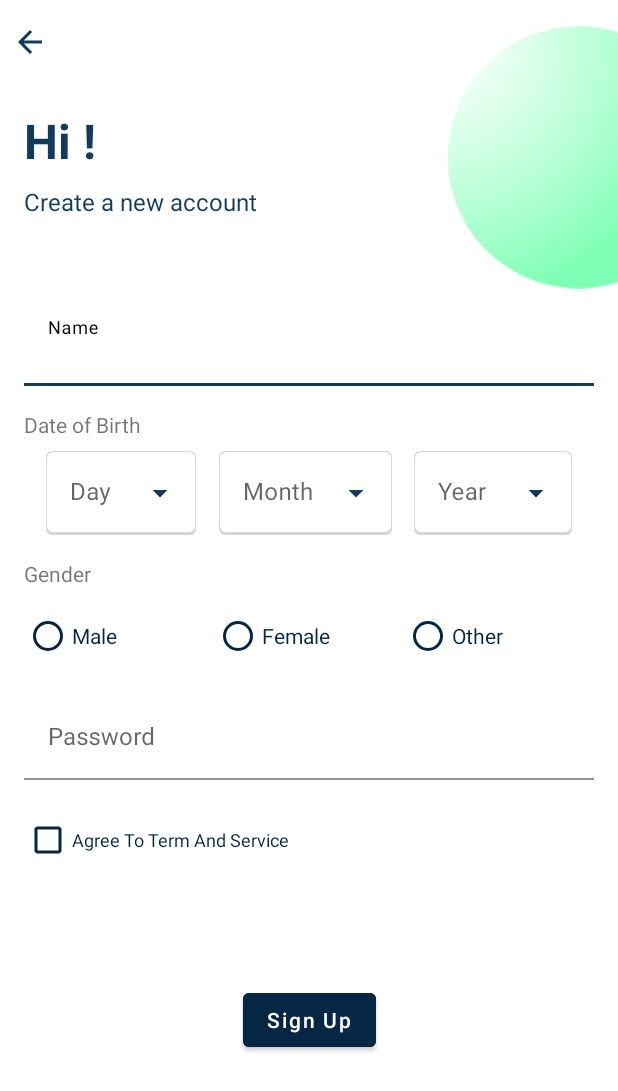
After one commit to Ponnya/PADC_WeChat, an Android app: the SignUpActivity screen opened directly, with no data from a screen before it, on a phone screen of 412 x 824 dp. The commit adds this screen. Shown: the top 1091 px of the screen. Run offline under Robolectric (Android 15) with nearby library versions, the phone set to English and light mode, and no system bars.

Commit message:
-add SignUpScreen
Signed-off-by: Ponnya <mr.ponnya@gmail.com>

```diff
--- a/app/build.gradle
+++ b/app/build.gradle
@@ -44,4 +44,6 @@ dependencies {
     testImplementation 'junit:junit:4.13.2'
     androidTestImplementation 'androidx.test.ext:junit:1.1.4'
     androidTestImplementation 'androidx.test.espresso:espresso-core:3.5.0'
+
+
 }
--- a/app/src/main/java/com/padc/ponnya/wechat/activities/BasicAbstractActivity.kt
+++ b/app/src/main/java/com/padc/ponnya/wechat/activities/BaseAbstractActivity.kt
@@ -6,7 +6,7 @@ import androidx.lifecycle.ViewModelProvider
 import com.padc.ponnya.wechat.mvp.presenters.AbstractBasePresenter
 import com.padc.ponnya.wechat.mvp.views.BaseView
 
-abstract class BasicAbstractActivity : AppCompatActivity() {
+abstract class BaseAbstractActivity : AppCompatActivity() {
     inline fun <reified T : AbstractBasePresenter<V>, reified V : BaseView> getPresenter(): T {
         val presenter = ViewModelProvider(this)[T::class.java]
         if (this is V) presenter.initView(this)
--- a/app/src/main/java/com/padc/ponnya/wechat/activities/LoginActivity.kt
+++ b/app/src/main/java/com/padc/ponnya/wechat/activities/LoginActivity.kt
@@ -5,7 +5,7 @@ import android.content.Intent
 import android.os.Bundle
 import com.padc.ponnya.wechat.databinding.ActivityLoginBinding
 
-class LoginActivity : BasicAbstractActivity() {
+class LoginActivity : BaseAbstractActivity() {
     private lateinit var binding: ActivityLoginBinding
 
     companion object {
--- /dev/null
+++ b/app/src/main/java/com/padc/ponnya/wechat/activities/SignUpActivity.kt
@@ -0,0 +1,86 @@
+package com.padc.ponnya.wechat.activities
+
+import android.content.Context
+import android.content.Intent
+import android.os.Bundle
+import android.widget.AdapterView
+import android.widget.ArrayAdapter
+import com.padc.ponnya.wechat.databinding.ActivitySignUpBinding
+import com.padc.ponnya.wechat.utils.MONTHS
+import java.util.*
+
+class SignUpActivity : BaseAbstractActivity() {
+    private lateinit var binding: ActivitySignUpBinding
+    private var selectedYear: Int = 1900
+    private var selectedMonth: Int = 0
+
+    companion object {
+        fun newIntent(context: Context) = Intent(context, SignUpActivity::class.java)
+    }
+
+    override fun onCreate(savedInstanceState: Bundle?) {
+        super.onCreate(savedInstanceState)
+        binding = ActivitySignUpBinding.inflate(layoutInflater)
+        setContentView(binding.root)
+
+        setUpDropDown()
+    }
+
+    private fun setUpDropDown() {
+        /*val adapter = ArrayAdapter(
+            this, android.R.layout.simple_spinner_dropdown_item, arrayListOf("All Types", "Assignments", "Exam", "Lab")
+        )
+        binding.autoCompleteTextViewDay.setAdapter(adapter)
+
+        binding.autoCompleteTextViewDay.onItemClickListener =
+            AdapterView.OnItemClickListener { parent, view, position, id->
+                // do something with the available information
+            }*/
+        setUpDay()
+        setUpMonth()
+        setUpYear()
+
+    }
+
+    private fun setUpYear() {
+        val thisYear = Calendar.getInstance().get(Calendar.YEAR)
+        val yearList = (1900..thisYear).toList()
+        val yearAdapter = ArrayAdapter(
+            this, android.R.layout.simple_spinner_dropdown_item, yearList
+        )
+        binding.autoCompleteTextViewYear.setAdapter(yearAdapter)
+        binding.autoCompleteTextViewYear.onItemClickListener =
+            AdapterView.OnItemClickListener { parent, view, position, id ->
+                selectedYear = binding.autoCompleteTextViewYear.text.toString().toInt()
+                binding.autoCompleteTextViewMonth.text = null
+                setUpDay()
+            }
+    }
+
+    private fun setUpMonth() {
+        val monthAdapter = ArrayAdapter(
+            this, android.R.layout.simple_spinner_dropdown_item, MONTHS
+        )
+        binding.autoCompleteTextViewMonth.setAdapter(monthAdapter)
+        binding.autoCompleteTextViewMonth.onItemClickListener =
+            AdapterView.OnItemClickListener { parent, view, position, id ->
+                selectedMonth = MONTHS.indexOf(binding.autoCompleteTextViewMonth.text.toString())
+                setUpDay()
+            }
+    }
+
+    private fun setUpDay() {
+        val lengthOfMonth: Int
+        with(Calendar.getInstance()) {
+            set(Calendar.YEAR, selectedYear)
+            set(Calendar.MONTH, selectedMonth)
+            lengthOfMonth = getActualMaximum(Calendar.DATE)
+        }
+        val dayList = (1..lengthOfMonth).toList()
+        val dayAdapter = ArrayAdapter(
+            this, android.R.layout.simple_spinner_dropdown_item, dayList
+        )
+        binding.autoCompleteTextViewDay.setAdapter(dayAdapter)
+        binding.autoCompleteTextViewDay.text = null
+    }
+}
--- a/app/src/main/java/com/padc/ponnya/wechat/activities/VerifyActivity.kt
+++ b/app/src/main/java/com/padc/ponnya/wechat/activities/VerifyActivity.kt
@@ -3,13 +3,16 @@ package com.padc.ponnya.wechat.activities
 import android.content.Context
 import android.content.Intent
 import android.os.Bundle
-import androidx.appcompat.app.AppCompatActivity
 import com.padc.ponnya.wechat.databinding.ActivityVerifyBinding
+import com.padc.ponnya.wechat.mvp.presenters.VerifyPresenter
+import com.padc.ponnya.wechat.mvp.presenters.impl.VerifyPresenterImpl
+import com.padc.ponnya.wechat.mvp.views.VerifyView
 import com.padc.ponnya.wechat.utils.GenericKeyEvent
 import com.padc.ponnya.wechat.utils.GenericTextWatcher
 
-class VerifyActivity : AppCompatActivity() {
+class VerifyActivity : BaseAbstractActivity(), VerifyView {
     private lateinit var binding: ActivityVerifyBinding
+    private lateinit var mPresenter: VerifyPresenter
 
     companion object {
         fun newIntent(context: Context) = Intent(context, VerifyActivity::class.java)
@@ -19,8 +22,11 @@ class VerifyActivity : AppCompatActivity() {
         super.onCreate(savedInstanceState)
         binding = ActivityVerifyBinding.inflate(layoutInflater)
         setContentView(binding.root)
+        mPresenter = getPresenter<VerifyPresenterImpl, VerifyView>()
 
         setUpOTP()
+        setUpListener()
+        mPresenter.onUiReady(this)
     }
 
     private fun setUpOTP() {
@@ -38,4 +44,14 @@ class VerifyActivity : AppCompatActivity() {
         binding.edtOTP3.setOnKeyListener(GenericKeyEvent(binding.edtOTP3, binding.edtOTP2))
         binding.edtOTP4.setOnKeyListener(GenericKeyEvent(binding.edtOTP4, binding.edtOTP3))
     }
+
+    private fun setUpListener() {
+        binding.btnVerify.setOnClickListener {
+            mPresenter.onTapVerify()
+        }
+    }
+
+    override fun navigateToSignUp() {
+        startActivity(SignUpActivity.newIntent(this))
+    }
 }
--- a/app/src/main/java/com/padc/ponnya/wechat/activities/WelcomeActivity.kt
+++ b/app/src/main/java/com/padc/ponnya/wechat/activities/WelcomeActivity.kt
@@ -2,11 +2,11 @@ package com.padc.ponnya.wechat.activities
 
 import android.os.Bundle
 import com.padc.ponnya.wechat.databinding.ActivityWelcomeBinding
-import com.padc.ponnya.wechat.mvp.presenters.Impl.WelcomePresenterImpl
 import com.padc.ponnya.wechat.mvp.presenters.WelcomePresenter
+import com.padc.ponnya.wechat.mvp.presenters.impl.WelcomePresenterImpl
 import com.padc.ponnya.wechat.mvp.views.WelcomeView
 
-class WelcomeActivity : BasicAbstractActivity(), WelcomeView {
+class WelcomeActivity : BaseAbstractActivity(), WelcomeView {
     private lateinit var binding: ActivityWelcomeBinding
     private lateinit var mPresenter: WelcomePresenter
 
--- /dev/null
+++ b/app/src/main/java/com/padc/ponnya/wechat/mvp/presenters/VerifyPresenter.kt
@@ -0,0 +1,7 @@
+package com.padc.ponnya.wechat.mvp.presenters
+
+import com.padc.ponnya.wechat.mvp.views.VerifyView
+
+interface VerifyPresenter : BasePresenter<VerifyView> {
+    fun onTapVerify()
+}
--- /dev/null
+++ b/app/src/main/java/com/padc/ponnya/wechat/mvp/presenters/impl/VerifyPresenterImpl.kt
@@ -0,0 +1,16 @@
+package com.padc.ponnya.wechat.mvp.presenters.impl
+
+import androidx.lifecycle.LifecycleOwner
+import com.padc.ponnya.wechat.mvp.presenters.AbstractBasePresenter
+import com.padc.ponnya.wechat.mvp.presenters.VerifyPresenter
+import com.padc.ponnya.wechat.mvp.views.VerifyView
+
+class VerifyPresenterImpl : AbstractBasePresenter<VerifyView>(), VerifyPresenter {
+    override fun onTapVerify() {
+        mView.navigateToSignUp()
+    }
+
+    override fun onUiReady(owner: LifecycleOwner) {
+
+    }
+}
--- a/app/src/main/java/com/padc/ponnya/wechat/mvp/presenters/Impl/WelcomePresenterImpl.kt
+++ b/app/src/main/java/com/padc/ponnya/wechat/mvp/presenters/impl/WelcomePresenterImpl.kt
@@ -1,4 +1,4 @@
-package com.padc.ponnya.wechat.mvp.presenters.Impl
+package com.padc.ponnya.wechat.mvp.presenters.impl
 
 import androidx.lifecycle.LifecycleOwner
 import com.padc.ponnya.wechat.mvp.presenters.AbstractBasePresenter
--- /dev/null
+++ b/app/src/main/java/com/padc/ponnya/wechat/mvp/views/VerifyView.kt
@@ -0,0 +1,5 @@
+package com.padc.ponnya.wechat.mvp.views
+
+interface VerifyView : BaseView {
+    fun navigateToSignUp()
+}
--- /dev/null
+++ b/app/src/main/java/com/padc/ponnya/wechat/utils/ConstData.kt
@@ -0,0 +1,7 @@
+package com.padc.ponnya.wechat.utils
+
+val MONTHS = arrayListOf(
+    "Jan", "Feb",
+    "Mar", "Apr", "May", "Jun", "Jul", "Aug", "Sept",
+    "Oct", "Nov", "Dec"
+)
--- /dev/null
+++ b/app/src/main/res/drawable/ic_baseline_arrow_drop_down_blue_24dp.xml
@@ -0,0 +1,10 @@
+<vector xmlns:android="http://schemas.android.com/apk/res/android"
+    android:width="24dp"
+    android:height="24dp"
+    android:tint="#113A5D"
+    android:viewportWidth="24"
+    android:viewportHeight="24">
+    <path
+        android:fillColor="@android:color/white"
+        android:pathData="M7,10l5,5 5,-5z" />
+</vector>
--- /dev/null
+++ b/app/src/main/res/layout/activity_sign_up.xml
@@ -0,0 +1,267 @@
+<?xml version="1.0" encoding="utf-8"?>
+<androidx.constraintlayout.widget.ConstraintLayout xmlns:android="http://schemas.android.com/apk/res/android"
+    xmlns:app="http://schemas.android.com/apk/res-auto"
+    xmlns:tools="http://schemas.android.com/tools"
+    android:layout_width="match_parent"
+    android:layout_height="match_parent"
+    tools:context=".activities.SignUpActivity">
+
+    <ImageButton
+        android:id="@+id/btnBackSignUp"
+        android:layout_width="@dimen/margin_large"
+        android:layout_height="@dimen/margin_large"
+        android:layout_marginStart="@dimen/margin_medium"
+        android:layout_marginTop="@dimen/margin_medium_2"
+        android:backgroundTint="@color/colorPrimary"
+        app:layout_constraintStart_toStartOf="parent"
+        app:layout_constraintTop_toTopOf="parent"
+        app:srcCompat="@drawable/ic_baseline_arrow_blue_24dp" />
+
+    <TextView
+        android:id="@+id/tvSignUp"
+        android:layout_width="wrap_content"
+        android:layout_height="wrap_content"
+        android:layout_marginStart="@dimen/margin_medium_2"
+        android:layout_marginTop="@dimen/margin_xlarge"
+        android:text="@string/text_verifty_hi"
+        android:textColor="@color/colorSecondaryLight"
+        android:textSize="@dimen/text_heading_2x"
+        android:textStyle="bold"
+        app:layout_constraintStart_toStartOf="parent"
+        app:layout_constraintTop_toBottomOf="@id/btnBackSignUp" />
+
+    <TextView
+        android:id="@+id/tvCreateANewAccount"
+        android:layout_width="wrap_content"
+        android:layout_height="wrap_content"
+        android:layout_marginTop="@dimen/margin_medium"
+        android:text="@string/text_create_a_new_account"
+        android:textColor="@color/colorSecondaryLight"
+        android:textSize="@dimen/text_regular_2x"
+        app:layout_constraintStart_toStartOf="@+id/tvSignUp"
+        app:layout_constraintTop_toBottomOf="@+id/tvSignUp" />
+
+    <ImageView
+        android:id="@+id/imageView2"
+        android:layout_width="@dimen/width_image_circle"
+        android:layout_height="@dimen/height_image_circle"
+        app:layout_constraintEnd_toEndOf="parent"
+        app:layout_constraintTop_toTopOf="@+id/btnBackSignUp"
+        app:srcCompat="@drawable/sign_up" />
+
+    <com.google.android.material.textfield.TextInputLayout
+        android:id="@+id/textInputLayoutName"
+        android:layout_width="0dp"
+        android:layout_height="wrap_content"
+        android:layout_marginStart="@dimen/margin_medium_2"
+        android:layout_marginTop="@dimen/margin_medium"
+        android:layout_marginEnd="@dimen/margin_medium_2"
+        android:hint="@string/lbl_name"
+        app:boxBackgroundColor="@null"
+        app:boxStrokeColor="@color/colorSecondaryLight"
+        app:hintTextColor="@color/black"
+        app:layout_constraintEnd_toEndOf="parent"
+        app:layout_constraintStart_toStartOf="parent"
+        app:layout_constraintTop_toBottomOf="@+id/imageView2">
+
+        <com.google.android.material.textfield.TextInputEditText
+            android:id="@+id/edtName"
+            android:layout_width="match_parent"
+            android:layout_height="wrap_content"
+            android:textColor="@color/colorSecondaryLight"
+            android:textSize="@dimen/text_regular_2x" />
+    </com.google.android.material.textfield.TextInputLayout>
+
+    <TextView
+        android:id="@+id/tvDateOfBirth"
+        android:layout_width="wrap_content"
+        android:layout_height="wrap_content"
+        android:layout_marginTop="@dimen/margin_medium_2"
+        android:text="@string/lbl_date_of_birth"
+        app:layout_constraintStart_toStartOf="@+id/textInputLayoutName"
+        app:layout_constraintTop_toBottomOf="@+id/textInputLayoutName" />
+
+    <com.google.android.material.textfield.TextInputLayout
+        android:id="@+id/textInputLayoutDay"
+        style="@style/Widget.MaterialComponents.TextInputLayout.FilledBox.ExposedDropdownMenu"
+        android:layout_width="@dimen/width_auto_complete_text_view_day"
+        android:layout_height="wrap_content"
+        android:layout_marginStart="@dimen/margin_medium_2"
+        android:layout_marginTop="@dimen/margin_medium"
+        android:hint="@string/lbl_day"
+        app:boxStrokeColor="?attr/colorButtonNormal"
+        app:boxStrokeWidth="0dp"
+        app:endIconDrawable="@drawable/ic_baseline_arrow_drop_down_blue_24dp"
+        app:endIconTint="@color/colorSecondaryLight"
+        app:hintTextColor="@color/colorSecondaryLight"
+        app:layout_constraintEnd_toStartOf="@+id/textInputLayoutMonth"
+        app:layout_constraintStart_toStartOf="parent"
+        app:layout_constraintTop_toBottomOf="@+id/tvDateOfBirth">
+
+        <AutoCompleteTextView
+            android:id="@+id/autoCompleteTextViewDay"
+            android:layout_width="match_parent"
+            android:layout_height="match_parent"
+            android:background="@drawable/edittext_shadow"
+            android:inputType="none"
+            android:textColor="@color/colorSecondary"
+            tools:text="Day" />
+
+    </com.google.android.material.textfield.TextInputLayout>
+
+    <com.google.android.material.textfield.TextInputLayout
+        android:id="@+id/textInputLayoutMonth"
+        style="@style/Widget.MaterialComponents.TextInputLayout.FilledBox.ExposedDropdownMenu"
+        android:layout_width="@dimen/width_auto_complete_text_view_month"
+        android:layout_height="wrap_content"
+        android:hint="@string/lbl_month"
+        app:boxStrokeColor="?attr/colorButtonNormal"
+        app:boxStrokeWidth="0dp"
+        app:endIconDrawable="@drawable/ic_baseline_arrow_drop_down_blue_24dp"
+        app:endIconTint="@color/colorSecondaryLight"
+        app:hintTextColor="@color/colorSecondaryLight"
+        app:layout_constraintBottom_toBottomOf="@+id/textInputLayoutDay"
+        app:layout_constraintEnd_toStartOf="@+id/textInputLayoutYear"
+        app:layout_constraintHorizontal_bias="0.5"
+        app:layout_constraintStart_toEndOf="@+id/textInputLayoutDay"
+        app:layout_constraintTop_toTopOf="@+id/textInputLayoutDay">
+
+        <AutoCompleteTextView
+            android:id="@+id/autoCompleteTextViewMonth"
+            android:layout_width="match_parent"
+            android:layout_height="match_parent"
+            android:background="@drawable/edittext_shadow"
+            android:inputType="none"
+            android:textColor="@color/colorSecondary"
+            tools:text="Month" />
+
+    </com.google.android.material.textfield.TextInputLayout>
+
+    <com.google.android.material.textfield.TextInputLayout
+        android:id="@+id/textInputLayoutYear"
+        style="@style/Widget.MaterialComponents.TextInputLayout.FilledBox.ExposedDropdownMenu"
+        android:layout_width="@dimen/width_auto_complete_text_view_year"
+        android:layout_height="wrap_content"
+        android:layout_marginEnd="@dimen/margin_medium_2"
+        android:hint="@string/lbl_year"
+        app:boxStrokeColor="?attr/colorButtonNormal"
+        app:boxStrokeWidth="0dp"
+        app:endIconDrawable="@drawable/ic_baseline_arrow_drop_down_blue_24dp"
+        app:endIconTint="@color/colorSecondaryLight"
+        app:hintTextColor="@color/colorSecondaryLight"
+        app:layout_constraintBottom_toBottomOf="@+id/textInputLayoutMonth"
+        app:layout_constraintEnd_toEndOf="parent"
+        app:layout_constraintHorizontal_bias="0.5"
+        app:layout_constraintStart_toEndOf="@+id/textInputLayoutMonth"
+        app:layout_constraintTop_toTopOf="@+id/textInputLayoutMonth">
+
+        <AutoCompleteTextView
+            android:id="@+id/autoCompleteTextViewYear"
+            android:layout_width="match_parent"
+            android:layout_height="match_parent"
+            android:background="@drawable/edittext_shadow"
+            android:inputType="none"
+            android:textColor="@color/colorSecondary"
+            tools:text="Year" />
+
+    </com.google.android.material.textfield.TextInputLayout>
+
+    <RadioGroup
+        android:id="@+id/radioGroupGender"
+        android:layout_width="match_parent"
+        android:layout_height="wrap_content"
+        android:layout_marginStart="@dimen/margin_medium_2"
+        android:layout_marginTop="@dimen/margin_medium"
+        android:layout_marginEnd="@dimen/margin_medium_2"
+        android:orientation="horizontal"
+        app:layout_constraintEnd_toEndOf="parent"
+        app:layout_constraintStart_toStartOf="parent"
+        app:layout_constraintTop_toBottomOf="@+id/tvGender">
+
+        <RadioButton
+            android:id="@+id/radioBtnMale"
+            android:layout_width="0dp"
+            android:layout_height="wrap_content"
+            android:layout_weight="1"
+            android:buttonTint="@color/colorSecondary"
+            android:text="@string/lbl_male"
+            android:textColor="@color/colorSecondary" />
+
+        <RadioButton
+            android:id="@+id/radioBtnFemale"
+            android:layout_width="0dp"
+            android:layout_height="wrap_content"
+            android:layout_weight="1"
+            android:buttonTint="@color/colorSecondary"
+            android:text="@string/lbl_female"
+            android:textColor="@color/colorSecondary" />
+
+        <RadioButton
+            android:id="@+id/radioBtnOther"
+            android:layout_width="0dp"
+            android:layout_height="wrap_content"
+            android:layout_weight="1"
+            android:buttonTint="@color/colorSecondary"
+            android:text="@string/lbl_other"
+            android:textColor="@color/colorSecondary" />
+    </RadioGroup>
+
+    <TextView
+        android:id="@+id/tvGender"
+        android:layout_width="wrap_content"
+        android:layout_height="wrap_content"
+        android:layout_marginTop="@dimen/margin_medium_2"
+        android:text="@string/lbl_gender"
+        app:layout_constraintStart_toStartOf="@+id/tvDateOfBirth"
+        app:layout_constraintTop_toBottomOf="@+id/textInputLayoutDay" />
+
+    <com.google.android.material.textfield.TextInputLayout
+        android:id="@+id/textInputLayoutSignUpPassword"
+        android:layout_width="0dp"
+        android:layout_height="wrap_content"
+        android:layout_marginStart="@dimen/margin_medium_2"
+        android:layout_marginTop="@dimen/margin_medium_2"
+        android:layout_marginEnd="@dimen/margin_medium_2"
+        android:hint="@string/lbl_password"
+        app:boxBackgroundColor="@null"
+        app:boxStrokeColor="@color/colorSecondaryLight"
+        app:hintTextColor="@color/black"
+        app:layout_constraintEnd_toEndOf="parent"
+        app:layout_constraintStart_toStartOf="parent"
+        app:layout_constraintTop_toBottomOf="@+id/radioGroupGender">
+
+        <com.google.android.material.textfield.TextInputEditText
+            android:id="@+id/edtSignUpPassword"
+            android:layout_width="match_parent"
+            android:layout_height="wrap_content"
+            android:textColor="@color/colorSecondaryLight"
+            android:textSize="@dimen/text_regular_2x" />
+    </com.google.android.material.textfield.TextInputLayout>
+
+    <CheckBox
+        android:id="@+id/checkBoxTermAndService"
+        android:layout_width="wrap_content"
+        android:layout_height="wrap_content"
+        android:layout_marginTop="@dimen/margin_medium_2"
+        android:buttonTint="@color/colorSecondary"
+        android:text="@string/lbl_term_and_service"
+        android:textColor="@color/colorSecondary"
+        android:textSize="@dimen/text_small"
+        app:layout_constraintStart_toStartOf="@+id/textInputLayoutSignUpPassword"
+        app:layout_constraintTop_toBottomOf="@+id/textInputLayoutSignUpPassword" />
+
+    <Button
+        android:id="@+id/btnSignUp2"
+        android:layout_width="wrap_content"
+        android:layout_height="wrap_content"
+        android:layout_marginBottom="@dimen/margin_xxlarge"
+        android:backgroundTint="@color/colorSecondary"
+        android:text="@string/btn_text_sign_up"
+        android:textAllCaps="false"
+        app:layout_constraintBottom_toBottomOf="parent"
+        app:layout_constraintEnd_toEndOf="parent"
+        app:layout_constraintStart_toStartOf="parent"
+        app:layout_constraintTop_toBottomOf="@+id/checkBoxTermAndService" />
+
+
+</androidx.constraintlayout.widget.ConstraintLayout>
--- a/app/src/main/res/values/dimens.xml
+++ b/app/src/main/res/values/dimens.xml
@@ -33,4 +33,9 @@
     <dimen name="width_login_image">200dp</dimen>
     <dimen name="height_login_image">195dp</dimen>
     <dimen name="width_height_otp_btn">48dp</dimen>
+    <dimen name="width_image_circle">114dp</dimen>
+    <dimen name="height_image_circle">177dp</dimen>
+    <dimen name="width_auto_complete_text_view_day">100dp</dimen>
+    <dimen name="width_auto_complete_text_view_month">115dp</dimen>
+    <dimen name="width_auto_complete_text_view_year">105dp</dimen>
 </resources>
--- a/app/src/main/res/values/strings.xml
+++ b/app/src/main/res/values/strings.xml
@@ -15,4 +15,15 @@
     <string name="text_dont_receive">Dont receive the OTP?&#160;</string>
     <string name="text_resend_code">Resend Code</string>
     <string name="lbl_btn_verify">Verify</string>
+    <string name="lbl_name">Name</string>
+    <string name="lbl_date_of_birth">Date of Birth</string>
+    <string name="lbl_day">Day</string>
+    <string name="lbl_month">Month</string>
+    <string name="lbl_year">Year</string>
+    <string name="lbl_male">Male</string>
+    <string name="lbl_female">Female</string>
+    <string name="lbl_other">Other</string>
+    <string name="lbl_gender">Gender</string>
+    <string name="lbl_password">Password</string>
+    <string name="lbl_term_and_service">Agree To Term And Service</string>
 </resources>
```
Also changed, not shown: app/src/main/AndroidManifest.xml (+7 -0 lines), app/src/main/java/com/padc/ponnya/wechat/utils/NoDefaultSpinner.kt (added, +99 -0 lines), app/src/main/res/drawable/sign_up.png (added).
